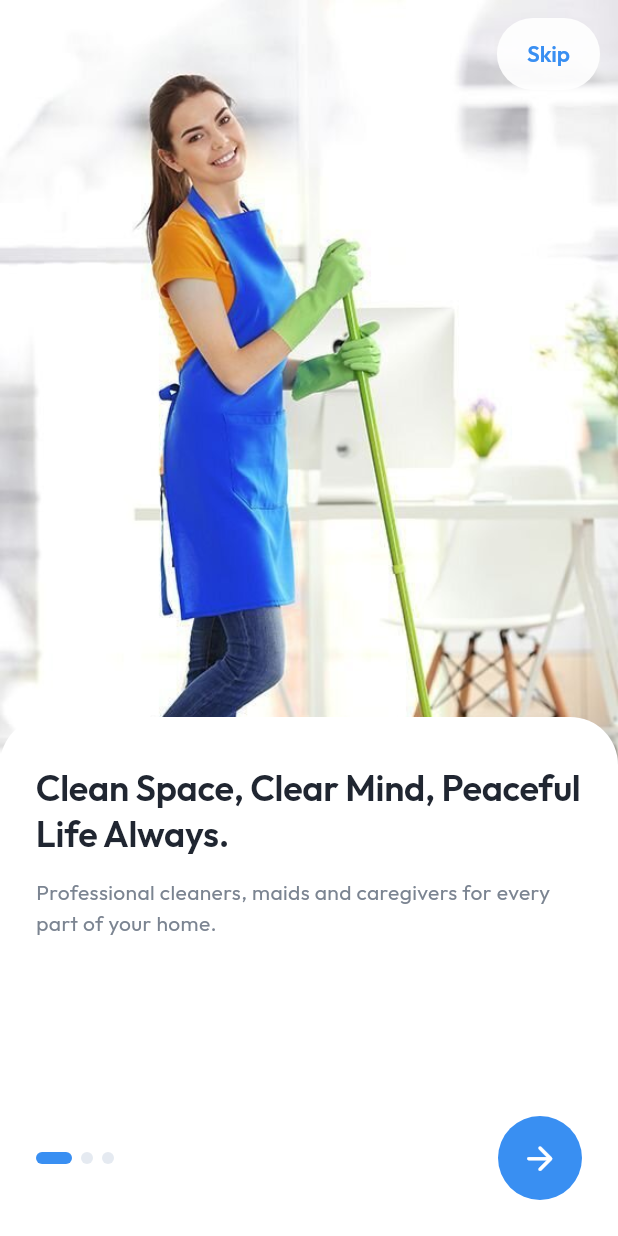
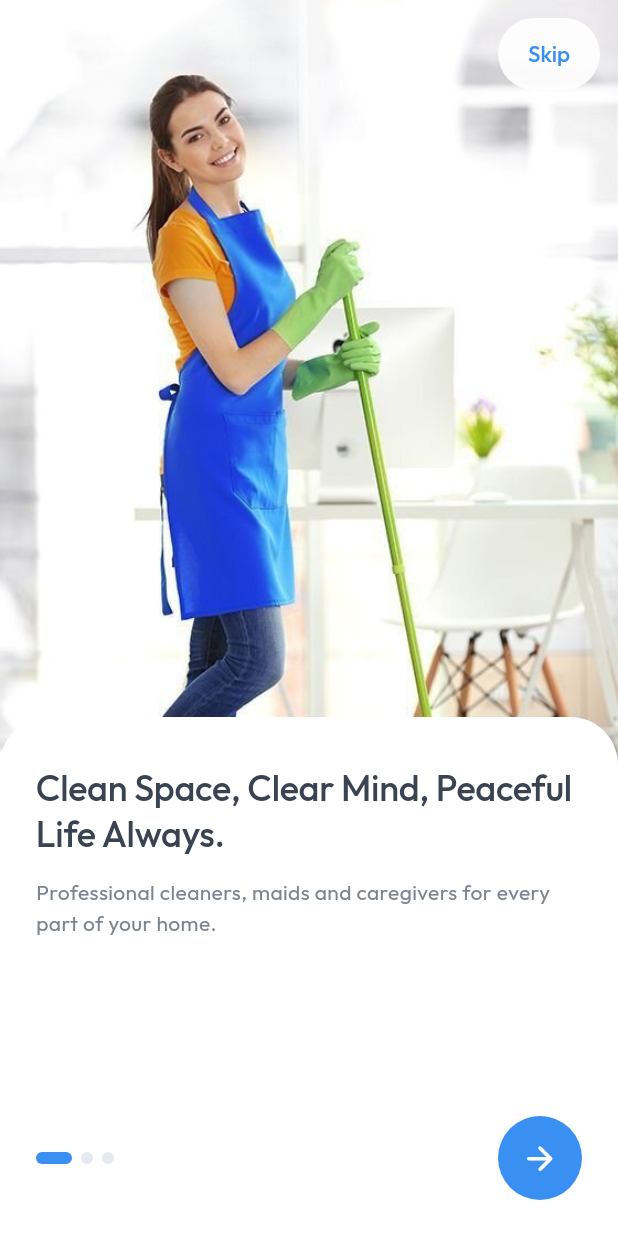
Before and after one commit to goldenlegacymaids-star/golden-maids, a Flutter app: the screen it shows after launch, on a phone screen of 412 x 824 dp. Run offline on Flutter 3.47's test engine with Material 3 defaults, Android fonts, the phone set to English and light mode, and no system bars; our stand-ins replace cached_network_image, flutter_riverpod, go_router, shared_preferences, shimmer, supabase_flutter; accounts and stored records are empty.

Commit message:
Softer text for Outfit: lighter text colour, weights one step lighter
Co-Authored-By: Claude Opus 5.5 <noreply@anthropic.com>
Claude-Session: https://claude.ai/code/session_015AfqkfcH8gmHsMPJrnDyZa

```diff
--- a/lib/core/theme/app_colors.dart
+++ b/lib/core/theme/app_colors.dart
@@ -12,7 +12,8 @@ abstract final class AppColors {
 
   // Neutrals
   static const Color white = Color(0xFFFFFFFF);
-  static const Color textPrimary = Color(0xFF202631);
+  // Softer than near-black: Outfit reads heavier than the previous fonts.
+  static const Color textPrimary = Color(0xFF3A4352);
   static const Color textSecondary = Color(0xFF7B8491);
   static const Color border = Color(0xFFE5EAF1);
 
--- a/lib/core/theme/app_theme.dart
+++ b/lib/core/theme/app_theme.dart
@@ -149,7 +149,7 @@ abstract final class AppTheme {
         secondaryLabelStyle: TextStyle(
           fontFamily: AppTypography.bodyFont,
           fontSize: 13,
-          fontWeight: FontWeight.w500,
+          fontWeight: FontWeight.w400,
           color: AppColors.white,
         ),
         side: BorderSide(color: AppColors.border),
@@ -181,7 +181,7 @@ abstract final class AppTheme {
         unselectedLabelColor: AppColors.textSecondary,
         labelStyle: AppTypography.labelLarge,
         unselectedLabelStyle: AppTypography.labelLarge.copyWith(
-          fontWeight: FontWeight.w500,
+          fontWeight: FontWeight.w400,
         ),
         indicatorColor: AppColors.primary,
         indicatorSize: TabBarIndicatorSize.label,
--- a/lib/core/theme/app_typography.dart
+++ b/lib/core/theme/app_typography.dart
@@ -3,6 +3,9 @@ import 'package:flutter/material.dart';
 import 'app_colors.dart';
 
 /// Typography: Outfit for headings and body text.
+///
+/// Weights are one step lighter than usual (headings 500, labels 400–500),
+/// as Outfit reads heavier than most fonts.
 ///
 /// The font is bundled in `assets/fonts/` (no runtime downloads).
 abstract final class AppTypography {
@@ -13,7 +16,7 @@ abstract final class AppTypography {
   static const TextStyle displayLarge = TextStyle(
     fontFamily: headingFont,
     fontSize: 32,
-    fontWeight: FontWeight.w600,
+    fontWeight: FontWeight.w500,
     height: 1.25,
     letterSpacing: -0.5,
     color: AppColors.textPrimary,
@@ -21,7 +24,7 @@ abstract final class AppTypography {
   static const TextStyle headlineLarge = TextStyle(
     fontFamily: headingFont,
     fontSize: 28,
-    fontWeight: FontWeight.w600,
+    fontWeight: FontWeight.w500,
     height: 1.28,
     letterSpacing: -0.3,
     color: AppColors.textPrimary,
@@ -29,7 +32,7 @@ abstract final class AppTypography {
   static const TextStyle headlineMedium = TextStyle(
     fontFamily: headingFont,
     fontSize: 24,
-    fontWeight: FontWeight.w600,
+    fontWeight: FontWeight.w500,
     height: 1.3,
     letterSpacing: -0.2,
     color: AppColors.textPrimary,
@@ -37,28 +40,28 @@ abstract final class AppTypography {
   static const TextStyle headlineSmall = TextStyle(
     fontFamily: headingFont,
     fontSize: 20,
-    fontWeight: FontWeight.w600,
+    fontWeight: FontWeight.w500,
     height: 1.35,
     color: AppColors.textPrimary,
   );
   static const TextStyle titleLarge = TextStyle(
     fontFamily: headingFont,
     fontSize: 18,
-    fontWeight: FontWeight.w600,
+    fontWeight: FontWeight.w500,
     height: 1.4,
     color: AppColors.textPrimary,
   );
   static const TextStyle titleMedium = TextStyle(
     fontFamily: headingFont,
     fontSize: 16,
-    fontWeight: FontWeight.w600,
+    fontWeight: FontWeight.w500,
     height: 1.4,
     color: AppColors.textPrimary,
   );
   static const TextStyle titleSmall = TextStyle(
     fontFamily: headingFont,
     fontSize: 14,
-    fontWeight: FontWeight.w600,
+    fontWeight: FontWeight.w500,
     height: 1.4,
     color: AppColors.textPrimary,
   );
@@ -90,21 +93,21 @@ abstract final class AppTypography {
   static const TextStyle labelLarge = TextStyle(
     fontFamily: bodyFont,
     fontSize: 15,
-    fontWeight: FontWeight.w600,
+    fontWeight: FontWeight.w500,
     height: 1.3,
     color: AppColors.textPrimary,
   );
   static const TextStyle labelMedium = TextStyle(
     fontFamily: bodyFont,
     fontSize: 13,
-    fontWeight: FontWeight.w500,
+    fontWeight: FontWeight.w400,
     height: 1.3,
     color: AppColors.textPrimary,
   );
   static const TextStyle labelSmall = TextStyle(
     fontFamily: bodyFont,
     fontSize: 11,
-    fontWeight: FontWeight.w500,
+    fontWeight: FontWeight.w400,
     height: 1.3,
     letterSpacing: 0.2,
     color: AppColors.textSecondary,
--- a/lib/core/widgets/app_bottom_nav_bar.dart
+++ b/lib/core/widgets/app_bottom_nav_bar.dart
@@ -124,7 +124,7 @@ class _NavButton extends StatelessWidget {
                 overflow: TextOverflow.ellipsis,
                 style: AppTypography.labelSmall.copyWith(
                   color: AppColors.primary,
-                  fontWeight: FontWeight.w600,
+                  fontWeight: FontWeight.w500,
                 ),
               ),
             ],
--- a/lib/features/bookings/presentation/widgets/booking_widgets.dart
+++ b/lib/features/bookings/presentation/widgets/booking_widgets.dart
@@ -62,7 +62,7 @@ class BookingStatusBadge extends StatelessWidget {
         status.label,
         style: AppTypography.labelSmall.copyWith(
           color: color,
-          fontWeight: FontWeight.w600,
+          fontWeight: FontWeight.w500,
         ),
       ),
     );
--- a/lib/features/hiring/presentation/widgets/hiring_widgets.dart
+++ b/lib/features/hiring/presentation/widgets/hiring_widgets.dart
@@ -57,7 +57,7 @@ class HiringStatusBadge extends StatelessWidget {
         status.label,
         style: AppTypography.labelSmall.copyWith(
           color: color,
-          fontWeight: FontWeight.w600,
+          fontWeight: FontWeight.w500,
         ),
       ),
     );
```
